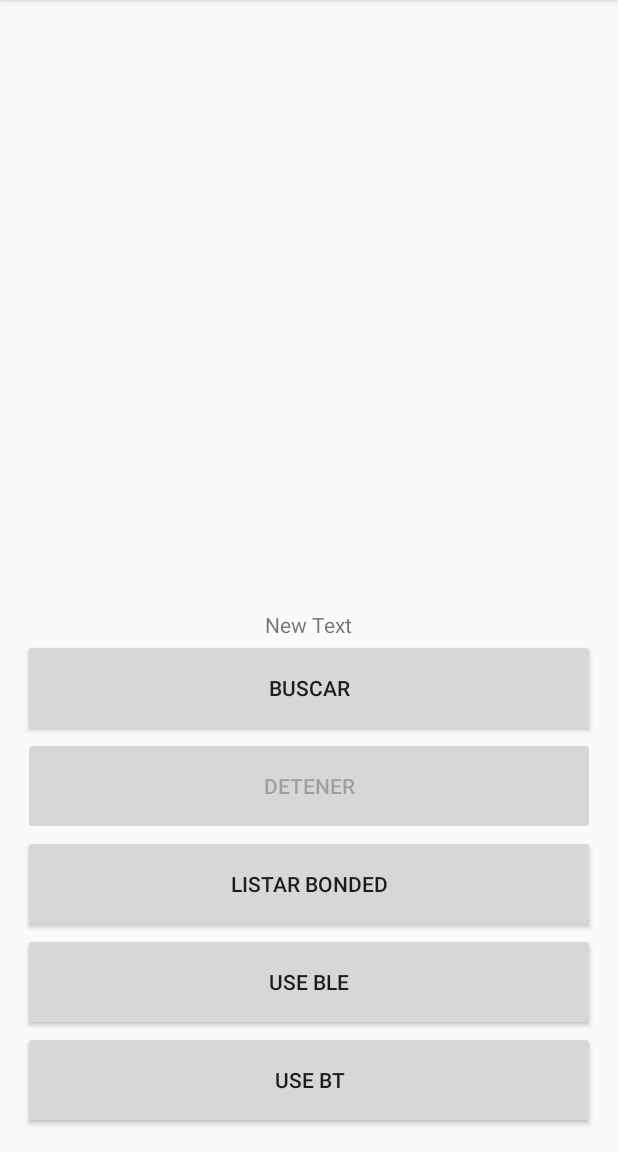
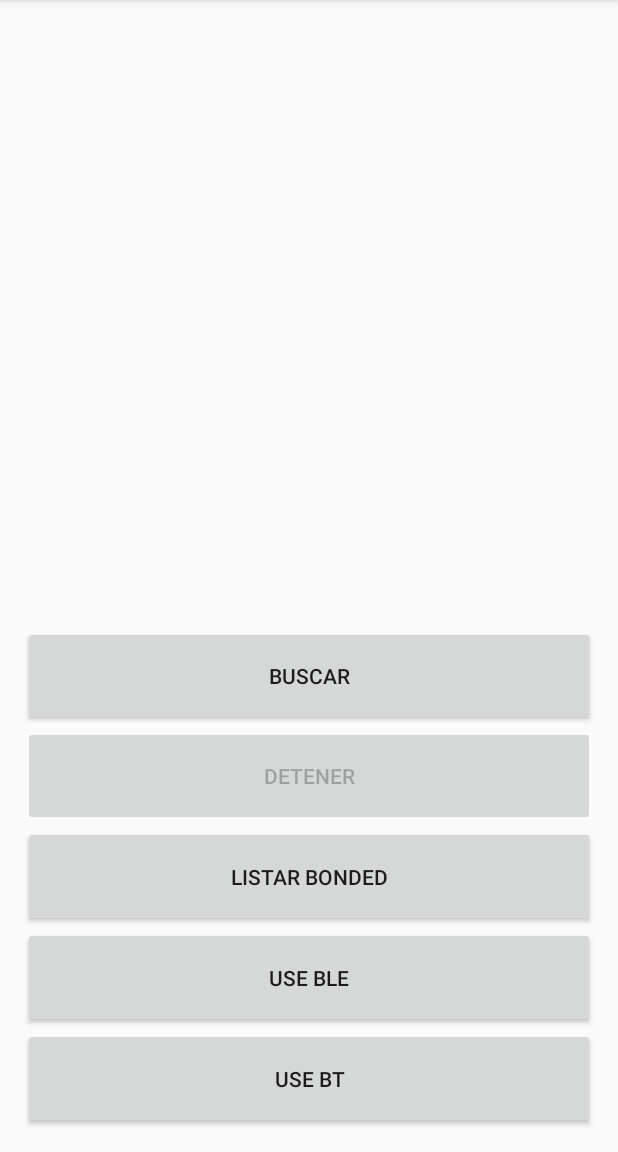
Before and after one commit to jbianciotto/blueChat, an Android app: the screen it shows after launch (HomeActivity), on a phone screen of 412 x 824 dp, the part 84-1236 px from its top. Run offline under Robolectric (Android 15) with nearby library versions, the phone set to English and light mode, and no system bars.

Commit message:
removed mistakenly added textview

```diff
--- a/app/src/main/res/layout/fragment_main.xml
+++ b/app/src/main/res/layout/fragment_main.xml
@@ -11,13 +11,6 @@
         android:layout_width="match_parent"
         android:layout_height="0dp"
         android:layout_weight="6"/>
-
-    <TextView
-        android:layout_width="wrap_content"
-        android:layout_height="wrap_content"
-        android:text="New Text"
-        android:id="@+id/textView"
-        android:layout_gravity="center_horizontal" />
 
     <Button
         android:id="@+id/search_button"
```
